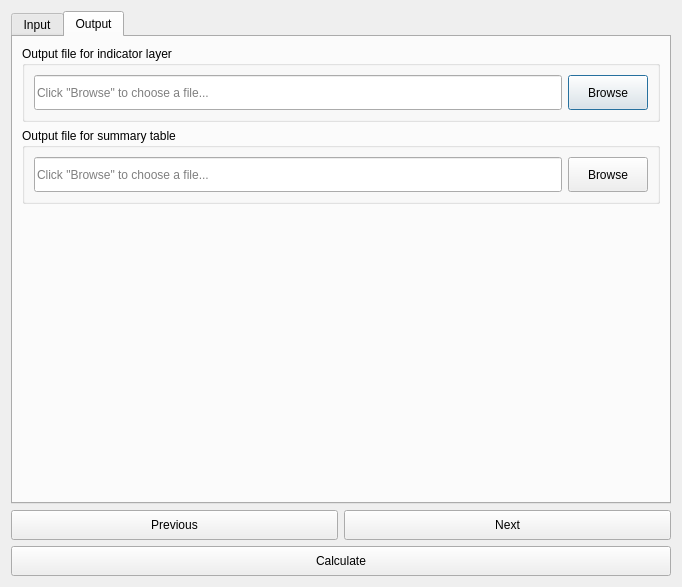
Old version of the form LDMP/gui/DlgCalculateLDNSummaryTableAdmin.ui in the repository ConservationInternational/trends.earth.
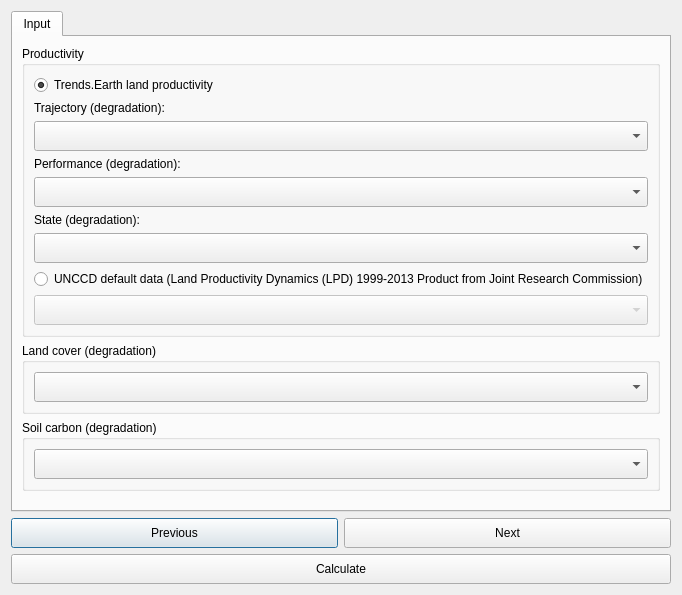
New version of the form. The open tabs and pages were chosen to show the change. Custom widgets are drawn as their Qt base class.

Commit message: Move all scripts to new output name selection.

```diff
--- a/LDMP/gui/DlgCalculateLDNSummaryTableAdmin.ui
+++ b/LDMP/gui/DlgCalculateLDNSummaryTableAdmin.ui
@@ -7,7 +7,7 @@
     <x>0</x>
     <y>0</y>
     <width>615</width>
-    <height>560</height>
+    <height>595</height>
    </rect>
   </property>
   <property name="sizePolicy">
@@ -347,138 +347,6 @@
        </item>
       </layout>
      </widget>
-     <widget class="QWidget" name="OutputTab">
-      <attribute name="title">
-       <string>Output</string>
-      </attribute>
-      <layout class="QVBoxLayout" name="verticalLayout_3">
-       <item>
-        <widget class="QGroupBox" name="groupBox_6">
-         <property name="sizePolicy">
-          <sizepolicy hsizetype="Preferred" vsizetype="Minimum">
-           <horstretch>0</horstretch>
-           <verstretch>0</verstretch>
-          </sizepolicy>
-         </property>
-         <property name="title">
-          <string>Output file for indicator layer</string>
-         </property>
-         <layout class="QHBoxLayout" name="horizontalLayout">
-          <item>
-           <widget class="QLineEdit" name="output_file_layer">
-            <property name="sizePolicy">
-             <sizepolicy hsizetype="Expanding" vsizetype="Minimum">
-              <horstretch>0</horstretch>
-              <verstretch>0</verstretch>
-             </sizepolicy>
-            </property>
-            <property name="minimumSize">
-             <size>
-              <width>0</width>
-              <height>35</height>
-             </size>
-            </property>
-            <property name="readOnly">
-             <bool>true</bool>
-            </property>
-            <property name="placeholderText">
-             <string>Click &quot;Browse&quot; to choose a file...</string>
-            </property>
-           </widget>
-          </item>
-          <item>
-           <widget class="QPushButton" name="browse_output_file_layer">
-            <property name="sizePolicy">
-             <sizepolicy hsizetype="Minimum" vsizetype="Minimum">
-              <horstretch>0</horstretch>
-              <verstretch>0</verstretch>
-             </sizepolicy>
-            </property>
-            <property name="minimumSize">
-             <size>
-              <width>0</width>
-              <height>35</height>
-             </size>
-            </property>
-            <property name="text">
-             <string>Browse</string>
-            </property>
-           </widget>
-          </item>
-         </layout>
-        </widget>
-       </item>
-       <item>
-        <widget class="QGroupBox" name="groupBox_7">
-         <property name="sizePolicy">
-          <sizepolicy hsizetype="Preferred" vsizetype="Minimum">
-           <horstretch>0</horstretch>
-           <verstretch>0</verstretch>
-          </sizepolicy>
-         </property>
-         <property name="title">
-          <string>Output file for summary table</string>
-         </property>
-         <layout class="QHBoxLayout" name="horizontalLayout_2">
-          <item>
-           <widget class="QLineEdit" name="output_file_table">
-            <property name="sizePolicy">
-             <sizepolicy hsizetype="Expanding" vsizetype="Minimum">
-              <horstretch>0</horstretch>
-              <verstretch>0</verstretch>
-             </sizepolicy>
-            </property>
-            <property name="minimumSize">
-             <size>
-              <width>0</width>
-              <height>35</height>
-             </size>
-            </property>
-            <property name="readOnly">
-             <bool>true</bool>
-            </property>
-            <property name="placeholderText">
-             <string>Click &quot;Browse&quot; to choose a file...</string>
-            </property>
-           </widget>
-          </item>
-          <item>
-           <widget class="QPushButton" name="browse_output_file_table">
-            <property name="sizePolicy">
-             <sizepolicy hsizetype="Minimum" vsizetype="Minimum">
-              <horstretch>0</horstretch>
-              <verstretch>0</verstretch>
-             </sizepolicy>
-            </property>
-            <property name="minimumSize">
-             <size>
-              <width>0</width>
-              <height>35</height>
-             </size>
-            </property>
-            <property name="text">
-             <string>Browse</string>
-            </property>
-           </widget>
-          </item>
-         </layout>
-        </widget>
-       </item>
-       <item>
-        <spacer name="verticalSpacer">
-         <property name="orientation">
-          <enum>Qt::Vertical</enum>
-         </property>
-         <property name="sizeHint" stdset="0">
-          <size>
-           <width>20</width>
-           <height>40</height>
-          </size>
-         </property>
-        </spacer>
-       </item>
-      </layout>
-     </widget>
     </widget>
    </item>
    <item>
```
Left out of the diff: 4 changed lines with no effect on the pictures. The commit also changes 8 other files.
